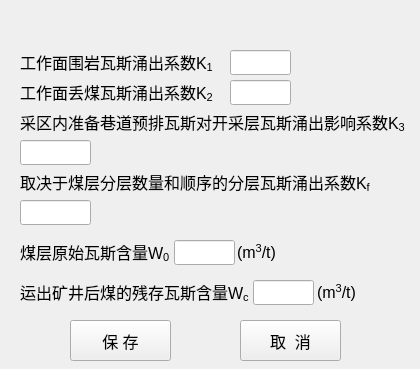
Old version of the form python/cbm/uifiles/ws_gas_flow_predict_work_dlg.ui in the repository wyrover/cbm.
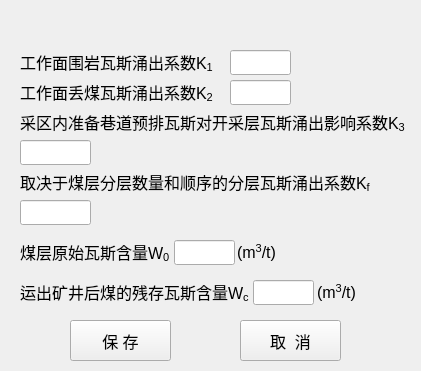
New version of the form. Icons and pictures are not drawn.

The edit to the form file:
```diff
--- a/python/cbm/uifiles/ws_gas_flow_predict_work_dlg.ui
+++ b/python/cbm/uifiles/ws_gas_flow_predict_work_dlg.ui
@@ -6,8 +6,8 @@
    <rect>
     <x>0</x>
     <y>0</y>
-    <width>420</width>
-    <height>369</height>
+    <width>421</width>
+    <height>371</height>
    </rect>
   </property>
   <property name="windowTitle">
```
